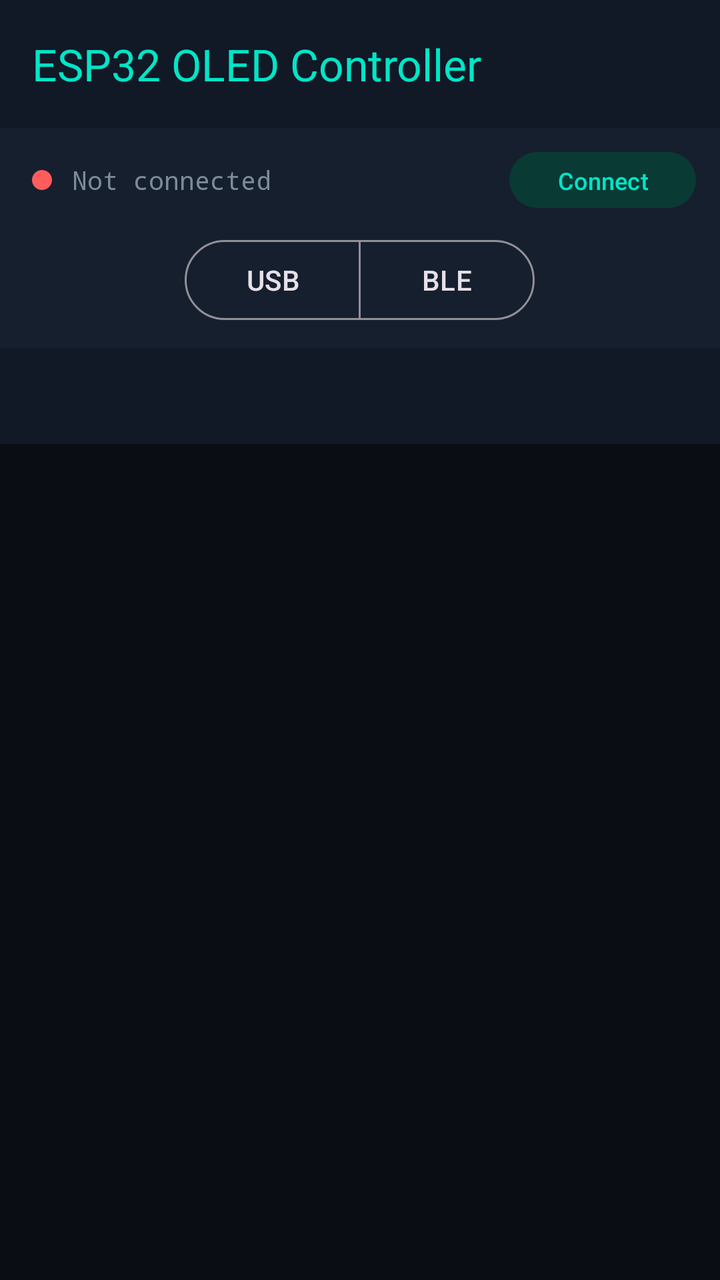
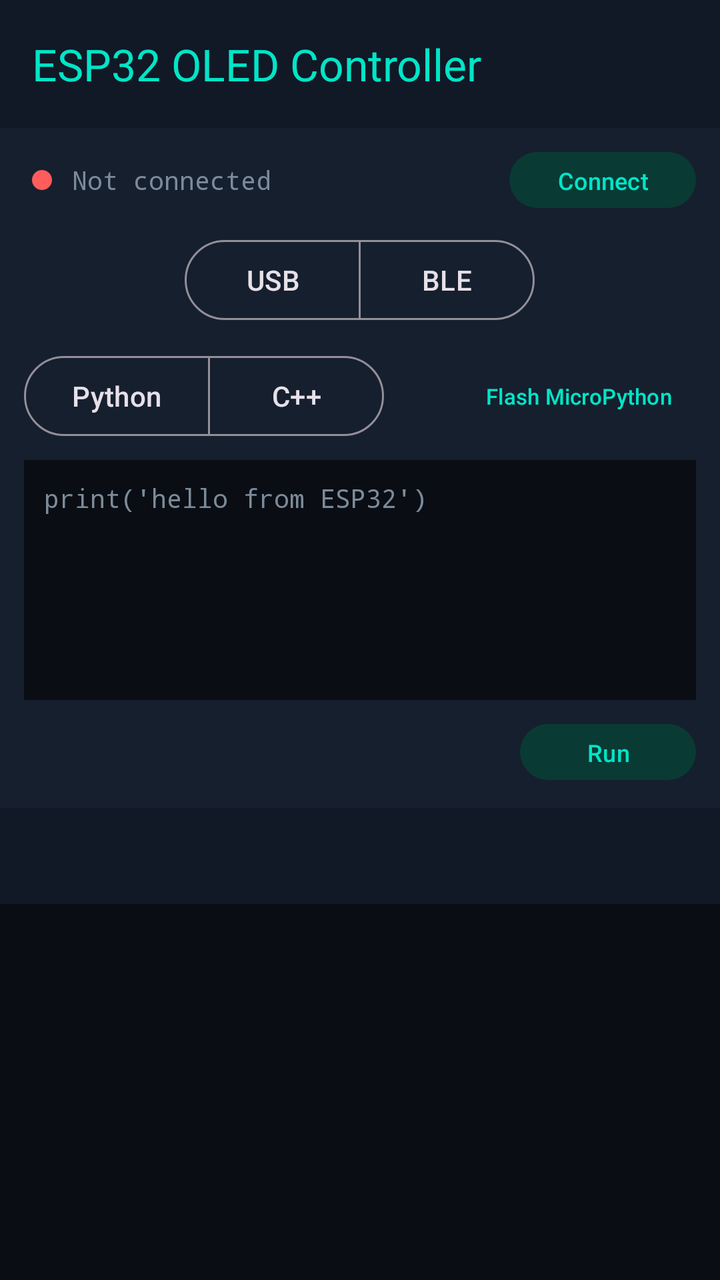

Two renders of the same Android screen: before a commit and after it. Below are the layout's source before the change and the commit's diff.
<!-- AndroidManifest.xml: application theme Theme.ESP32Controller -->
<!-- res/layout/activity_main.xml -->
<?xml version="1.0" encoding="utf-8"?>
<LinearLayout xmlns:android="http://schemas.android.com/apk/res/android"
    xmlns:app="http://schemas.android.com/apk/res-auto"
    android:layout_width="match_parent"
    android:layout_height="match_parent"
    android:orientation="vertical"
    android:background="@color/bg_root">

    <com.google.android.material.appbar.MaterialToolbar
        android:id="@+id/toolbar"
        android:layout_width="match_parent"
        android:layout_height="?attr/actionBarSize"
        android:background="@color/bg_surface"
        app:title="@string/app_name"
        app:titleTextColor="@color/accent_cyan" />

    
    <LinearLayout
        android:layout_width="match_parent"
        android:layout_height="wrap_content"
        android:orientation="horizontal"
        android:gravity="center_vertical"
        android:background="@color/bg_surface_alt"
        android:paddingStart="16dp"
        android:paddingEnd="12dp"
        android:paddingTop="8dp"
        android:paddingBottom="8dp">

        <View
            android:id="@+id/statusDot"
            android:layout_width="10dp"
            android:layout_height="10dp"
            android:background="@drawable/dot_disconnected" />

        <TextView
            android:id="@+id/statusText"
            android:layout_width="0dp"
            android:layout_height="wrap_content"
            android:layout_weight="1"
            android:layout_marginStart="10dp"
            android:text="@string/not_connected"
            android:textColor="@color/text_secondary"
            android:textSize="13sp"
            android:fontFamily="monospace" />

        <com.google.android.material.button.MaterialButton
            android:id="@+id/btnConnect"
            style="@style/Widget.Material3.Button.TonalButton"
            android:layout_width="wrap_content"
            android:layout_height="36dp"
            android:text="@string/connect"
            android:textSize="12sp"
            app:backgroundTint="@color/accent_cyan_dim"
            android:textColor="@color/accent_cyan"
            app:cornerRadius="18dp" />
    </LinearLayout>

    
    <LinearLayout
        android:layout_width="match_parent"
        android:layout_height="wrap_content"
        android:orientation="horizontal"
        android:gravity="center"
        android:background="@color/bg_surface_alt"
        android:paddingBottom="10dp">

        <com.google.android.material.button.MaterialButtonToggleGroup
            android:id="@+id/transportToggle"
            android:layout_width="wrap_content"
            android:layout_height="wrap_content"
            app:singleSelection="true"
            app:selectionRequired="true">

            <com.google.android.material.button.MaterialButton
                android:id="@+id/btnTransportUsb"
                style="@style/Widget.Material3.Button.OutlinedButton"
                android:layout_width="wrap_content"
                android:layout_height="wrap_content"
                android:text="USB"
                android:checked="true" />

            <com.google.android.material.button.MaterialButton
                android:id="@+id/btnTransportBle"
                style="@style/Widget.Material3.Button.OutlinedButton"
                android:layout_width="wrap_content"
                android:layout_height="wrap_content"
                android:text="BLE" />
        </com.google.android.material.button.MaterialButtonToggleGroup>
    </LinearLayout>

    <com.google.android.material.tabs.TabLayout
        android:id="@+id/tabLayout"
        android:layout_width="match_parent"
        android:layout_height="wrap_content"
        android:background="@color/bg_surface"
        app:tabIndicatorColor="@color/accent_cyan"
        app:tabSelectedTextColor="@color/accent_cyan"
        app:tabTextColor="@color/text_secondary"
        app:tabRippleColor="@color/accent_cyan_dim" />

    <androidx.viewpager2.widget.ViewPager2
        android:id="@+id/viewPager"
        android:layout_width="match_parent"
        android:layout_height="0dp"
        android:layout_weight="1" />

</LinearLayout>
<!-- resources referenced by this layout -->
<resources>
  <color name="accent_cyan">#00E5C7</color>
  <color name="accent_cyan_dim">#0A3A34</color>
  <color name="bg_root">#0A0E14</color>
  <color name="bg_surface">#111826</color>
  <color name="bg_surface_alt">#161F2E</color>
  <color name="text_secondary">#7C8B9A</color>
  <!-- drawable dot_disconnected (drawable) -->
  <?xml version="1.0" encoding="utf-8"?>
  <shape xmlns:android="http://schemas.android.com/apk/res/android" android:shape="oval">
      <solid android:color="@color/status_disconnected" />
  </shape>
  <string name="app_name">ESP32 OLED Controller</string>
  <string name="connect">Connect</string>
  <string name="not_connected">Not connected</string>
  <style name="Theme.ESP32Controller" parent="Theme.Material3.Dark.NoActionBar">
          <item name="colorPrimary">@color/accent_cyan</item>
          <item name="colorOnPrimary">@color/bg_root</item>
          <item name="colorSecondary">@color/accent_amber</item>
          <item name="android:windowBackground">@color/bg_root</item>
          <item name="android:statusBarColor">@color/bg_root</item>
          <item name="android:navigationBarColor">@color/bg_root</item>
          <item name="colorSurface">@color/bg_surface</item>
          <item name="android:textColorPrimary">@color/text_primary</item>
          <item name="android:textColorSecondary">@color/text_secondary</item>
      </style>
  <color name="status_disconnected">#FF5C5C</color>
  <color name="accent_amber">#FFB74D</color>
  <color name="text_primary">#E8F1F2</color>
</resources>

<!-- the commit's change to res/layout/activity_main.xml (unified diff, before → after) -->
@@ -88,6 +88,89 @@
         </com.google.android.material.button.MaterialButtonToggleGroup>
     </LinearLayout>
 
+    
+    <LinearLayout
+        android:layout_width="match_parent"
+        android:layout_height="wrap_content"
+        android:orientation="vertical"
+        android:background="@color/bg_surface_alt"
+        android:paddingStart="12dp"
+        android:paddingEnd="12dp"
+        android:paddingBottom="10dp">
+
+        <LinearLayout
+            android:layout_width="match_parent"
+            android:layout_height="wrap_content"
+            android:orientation="horizontal"
+            android:gravity="center_vertical"
+            android:layout_marginBottom="8dp">
+
+            <com.google.android.material.button.MaterialButtonToggleGroup
+                android:id="@+id/codeModeToggle"
+                android:layout_width="wrap_content"
+                android:layout_height="wrap_content"
+                app:singleSelection="true"
+                app:selectionRequired="true">
+
+                <com.google.android.material.button.MaterialButton
+                    android:id="@+id/btnModePython"
+                    style="@style/Widget.Material3.Button.OutlinedButton"
+                    android:layout_width="wrap_content"
+                    android:layout_height="wrap_content"
+                    android:text="Python"
+                    android:checked="true" />
+
+                <com.google.android.material.button.MaterialButton
+                    android:id="@+id/btnModeCpp"
+                    style="@style/Widget.Material3.Button.OutlinedButton"
+                    android:layout_width="wrap_content"
+                    android:layout_height="wrap_content"
+                    android:text="C++" />
+            </com.google.android.material.button.MaterialButtonToggleGroup>
+
+            <View
+                android:layout_width="0dp"
+                android:layout_height="1dp"
+                android:layout_weight="1" />
+
+            <com.google.android.material.button.MaterialButton
+                android:id="@+id/btnFlashMicroPython"
+                style="@style/Widget.Material3.Button.TextButton"
+                android:layout_width="wrap_content"
+                android:layout_height="wrap_content"
+                android:text="Flash MicroPython"
+                android:textSize="11sp"
+                android:textColor="@color/accent_cyan" />
+        </LinearLayout>
+
+        <EditText
+            android:id="@+id/codeEditorInput"
+            android:layout_width="match_parent"
+            android:layout_height="120dp"
+            android:background="@color/bg_root"
+            android:fontFamily="monospace"
+            android:gravity="top|start"
+            android:hint="print('hello from ESP32')"
+            android:inputType="textMultiLine"
+            android:padding="10dp"
+            android:textColor="@color/text_secondary"
+            android:textColorHint="@color/text_secondary"
+            android:textSize="13sp" />
+
+        <com.google.android.material.button.MaterialButton
+            android:id="@+id/btnRunCode"
+            style="@style/Widget.Material3.Button.TonalButton"
+            android:layout_width="wrap_content"
+            android:layout_height="36dp"
+            android:layout_marginTop="8dp"
+            android:layout_gravity="end"
+            android:text="Run"
+            android:textSize="12sp"
+            app:backgroundTint="@color/accent_cyan_dim"
+            android:textColor="@color/accent_cyan"
+            app:cornerRadius="18dp" />
+    </LinearLayout>
+
     <com.google.android.material.tabs.TabLayout
         android:id="@+id/tabLayout"
         android:layout_width="match_parent"
